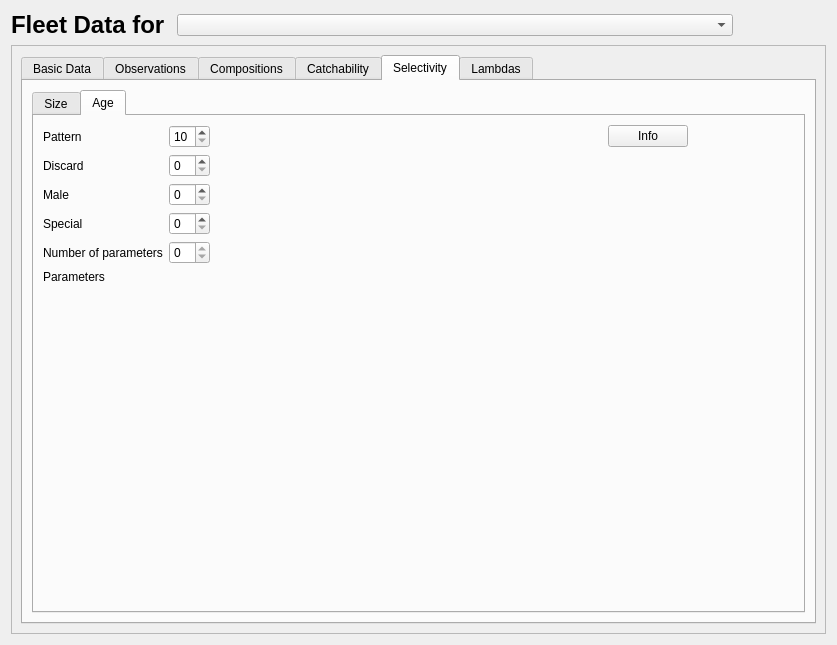
Qt form src/fleet_widget.ui (nmfs-ost/ss3-ssi) before a commit.
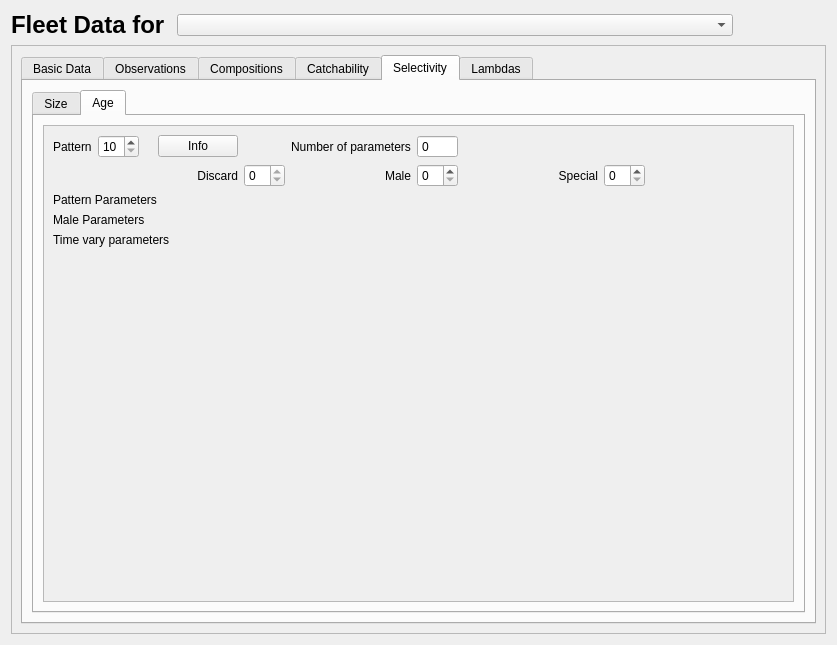
The same form after that commit. The open tabs and pages were chosen to show the change. Icons and pictures are not drawn.

Commit message: Added selex time varying

```diff
--- a/src/fleet_widget.ui
+++ b/src/fleet_widget.ui
@@ -1508,6 +1508,21 @@
              </attribute>
              <layout class="QVBoxLayout" name="verticalLayout_10">
               <item>
+               <widget class="QScrollArea" name="scrollArea_2">
+                <property name="widgetResizable">
+                 <bool>true</bool>
+                </property>
+                <widget class="QWidget" name="scrollAreaWidgetContents_2">
+                 <property name="geometry">
+                  <rect>
+                   <x>0</x>
+                   <y>0</y>
+                   <width>733</width>
+                   <height>422</height>
+                  </rect>
+                 </property>
+                 <layout class="QVBoxLayout" name="verticalLayout_18">
+                  <item>
                <layout class="QGridLayout" name="gridLayout_selex_age">
                 <item row="0" column="2">
                  <widget class="QLabel" name="label_selex_age_pattern_info">
@@ -1516,19 +1531,6 @@
                   </property>
                  </widget>
                 </item>
-                <item row="6" column="0">
-                 <spacer name="verticalSpacer_4">
-                  <property name="orientation">
-                   <enum>Qt::Vertical</enum>
-                  </property>
-                  <property name="sizeHint" stdset="0">
-                   <size>
-                    <width>20</width>
-                    <height>40</height>
-                   </size>
-                  </property>
-                 </spacer>
-                </item>
                 <item row="0" column="0">
                  <widget class="QLabel" name="label_selex_age_pattern">
                   <property name="text">
@@ -1536,13 +1538,6 @@
                   </property>
                  </widget>
                 </item>
-                <item row="1" column="0">
-                 <widget class="QLabel" name="label_selex_age_discard">
-                  <property name="text">
-                   <string>Discard</string>
-                  </property>
-                 </widget>
-                </item>
                 <item row="0" column="1">
                  <widget class="QSpinBox" name="spinBox_selex_age_pattern">
                   <property name="prefix">
@@ -1556,80 +1551,37 @@
                   </property>
                  </widget>
                 </item>
-                <item row="0" column="5">
-                 <spacer name="horizontalSpacer_21">
-                  <property name="orientation">
-                   <enum>Qt::Horizontal</enum>
-                  </property>
-                  <property name="sizeType">
-                   <enum>QSizePolicy::Fixed</enum>
-                  </property>
-                  <property name="sizeHint" stdset="0">
-                   <size>
-                    <width>100</width>
-                    <height>20</height>
-                   </size>
-                  </property>
-                 </spacer>
-                </item>
-                <item row="3" column="0">
+                    <item row="1" column="7">
                  <widget class="QLabel" name="label_selex_age_special">
                   <property name="text">
                    <string>Special</string>
                   </property>
-                 </widget>
-                </item>
-                <item row="1" column="1">
-                 <widget class="QSpinBox" name="spinBox_selex_age_discard"/>
-                </item>
-                <item row="2" column="0">
+                      <property name="alignment">
+                       <set>Qt::AlignRight|Qt::AlignTrailing|Qt::AlignVCenter</set>
+                      </property>
+                     </widget>
+                    </item>
+                    <item row="1" column="5">
                  <widget class="QLabel" name="label_selex_age_male">
                   <property name="text">
                    <string>Male</string>
                   </property>
-                 </widget>
-                </item>
-                <item row="2" column="1">
-                 <widget class="QSpinBox" name="spinBox_selex_age_male"/>
-                </item>
-                <item row="3" column="1">
-                 <widget class="QSpinBox" name="spinBox_selex_age_special"/>
-                </item>
-                <item row="4" column="0">
+                      <property name="alignment">
+                       <set>Qt::AlignRight|Qt::AlignTrailing|Qt::AlignVCenter</set>
+                      </property>
+                     </widget>
+                    </item>
+                    <item row="0" column="5">
                  <widget class="QLabel" name="label_selex_age_num_params">
                   <property name="text">
                    <string>Number of parameters</string>
                   </property>
                  </widget>
                 </item>
-                <item row="4" column="1">
-                 <widget class="QSpinBox" name="spinBox_selex_age_num_params">
-                  <property name="readOnly">
-                   <bool>true</bool>
-                  </property>
-                  <property name="prefix">
-                   <string/>
-                  </property>
-                 </widget>
-                </item>
-                <item row="0" column="4">
-                 <widget class="QPushButton" name="pushButton_selex_age_pattern_info">
-                  <property name="text">
-                   <string>Info</string>
-                  </property>
-                 </widget>
-                </item>
-                <item row="5" column="0">
-                 <widget class="QLabel" name="label_selex_age_params">
-                  <property name="text">
-                   <string>Parameters</string>
-                  </property>
-                 </widget>
-                </item>
-                <item row="5" column="1" rowspan="2" colspan="5">
+                    <item row="3" column="0" colspan="10">
                  <layout class="QVBoxLayout" name="verticalLayout_selex_age_params"/>
                 </item>
-                <item row="0" column="3">
+                    <item row="0" column="7">
                  <spacer name="horizontalSpacer_22">
                   <property name="orientation">
                    <enum>Qt::Horizontal</enum>
@@ -1642,6 +1594,99 @@
                   </property>
                  </spacer>
                 </item>
+                    <item row="0" column="3">
+                     <widget class="QPushButton" name="pushButton_selex_age_pattern_info">
+                      <property name="text">
+                       <string>Info</string>
+                      </property>
+                     </widget>
+                    </item>
+                    <item row="0" column="9">
+                     <spacer name="horizontalSpacer_7">
+                      <property name="orientation">
+                       <enum>Qt::Horizontal</enum>
+                      </property>
+                      <property name="sizeHint" stdset="0">
+                       <size>
+                        <width>40</width>
+                        <height>20</height>
+                       </size>
+                      </property>
+                     </spacer>
+                    </item>
+                    <item row="0" column="6">
+                     <widget class="QSpinBox" name="spinBox_selex_age_num_params">
+                      <property name="readOnly">
+                       <bool>true</bool>
+                      </property>
+                      <property name="buttonSymbols">
+                       <enum>QAbstractSpinBox::NoButtons</enum>
+                      </property>
+                      <property name="prefix">
+                       <string/>
+                      </property>
+                     </widget>
+                    </item>
+                    <item row="9" column="9">
+                     <spacer name="verticalSpacer_7">
+                      <property name="orientation">
+                       <enum>Qt::Vertical</enum>
+                      </property>
+                      <property name="sizeHint" stdset="0">
+                       <size>
+                        <width>20</width>
+                        <height>40</height>
+                       </size>
+                      </property>
+                     </spacer>
+                    </item>
+                    <item row="9" column="0" colspan="8">
+                     <layout class="QVBoxLayout" name="verticalLayout_selex_age_timevary_parms"/>
+                    </item>
+                    <item row="8" column="0" colspan="4">
+                     <widget class="QLabel" name="label_selex_age_timevary_parms">
+                      <property name="text">
+                       <string>Time vary parameters</string>
+                      </property>
+                     </widget>
+                    </item>
+                    <item row="1" column="4">
+                     <widget class="QSpinBox" name="spinBox_selex_age_discard">
+                      <property name="readOnly">
+                       <bool>true</bool>
+                      </property>
+                     </widget>
+                    </item>
+                    <item row="1" column="6">
+                     <widget class="QSpinBox" name="spinBox_selex_age_male"/>
+                    </item>
+                    <item row="1" column="8">
+                     <widget class="QSpinBox" name="spinBox_selex_age_special"/>
+                    </item>
+                    <item row="4" column="0" colspan="4">
+                     <widget class="QLabel" name="label_4">
+                      <property name="text">
+                       <string>Male Parameters</string>
+                      </property>
+                     </widget>
+                    </item>
+                    <item row="2" column="0" colspan="4">
+                     <widget class="QLabel" name="label_selex_age_params">
+                      <property name="text">
+                       <string>Pattern Parameters</string>
+                      </property>
+                     </widget>
+                    </item>
+                    <item row="1" column="1" colspan="3">
+                     <widget class="QLabel" name="label_selex_age_discard">
+                      <property name="text">
+                       <string>Discard</string>
+                      </property>
+                      <property name="alignment">
+                       <set>Qt::AlignRight|Qt::AlignTrailing|Qt::AlignVCenter</set>
+                      </property>
+                     </widget>
+                    </item>
                </layout>
               </item>
               <item>
@@ -1652,10 +1697,14 @@
                 <property name="sizeHint" stdset="0">
                  <size>
                   <width>20</width>
-                  <height>40</height>
+                      <height>142</height>
                  </size>
                 </property>
                </spacer>
+                  </item>
+                 </layout>
+                </widget>
+               </widget>
               </item>
              </layout>
             </widget>
```
Left out of the diff: 217 changed lines with no effect on the pictures. Lines whose indentation alone changed are shown as unchanged. The commit also changes 16 other files.
